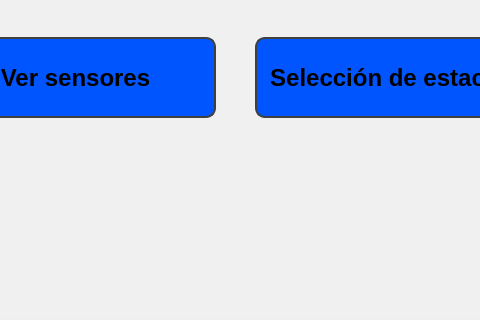
molautaro/interfazAGV, file mainwindow.ui: the form before one commit; both pictures show x 275 to 755 and y 283 to 603 of the 1026 by 603 pixel window.
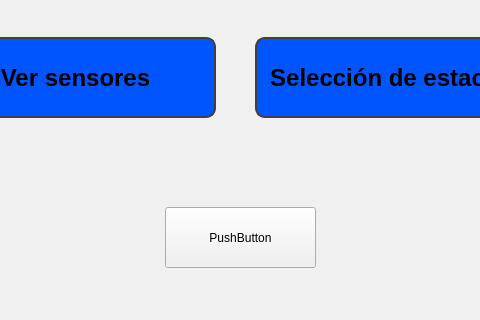
The form after the commit. The open tabs and pages were chosen to show the change.

The edit to the form file:
```diff
--- a/mainwindow.ui
+++ b/mainwindow.ui
@@ -151,6 +151,19 @@
        <string>Selección de estación</string>
       </property>
      </widget>
+     <widget class="QPushButton" name="pushButton_4">
+      <property name="geometry">
+       <rect>
+        <x>440</x>
+        <y>490</y>
+        <width>151</width>
+        <height>61</height>
+       </rect>
+      </property>
+      <property name="text">
+       <string>PushButton</string>
+      </property>
+     </widget>
     </widget>
     <widget class="QWidget" name="page">
      <widget class="QLabel" name="label">
```
Left out of the diff: 2 changed lines with no effect on the pictures.
